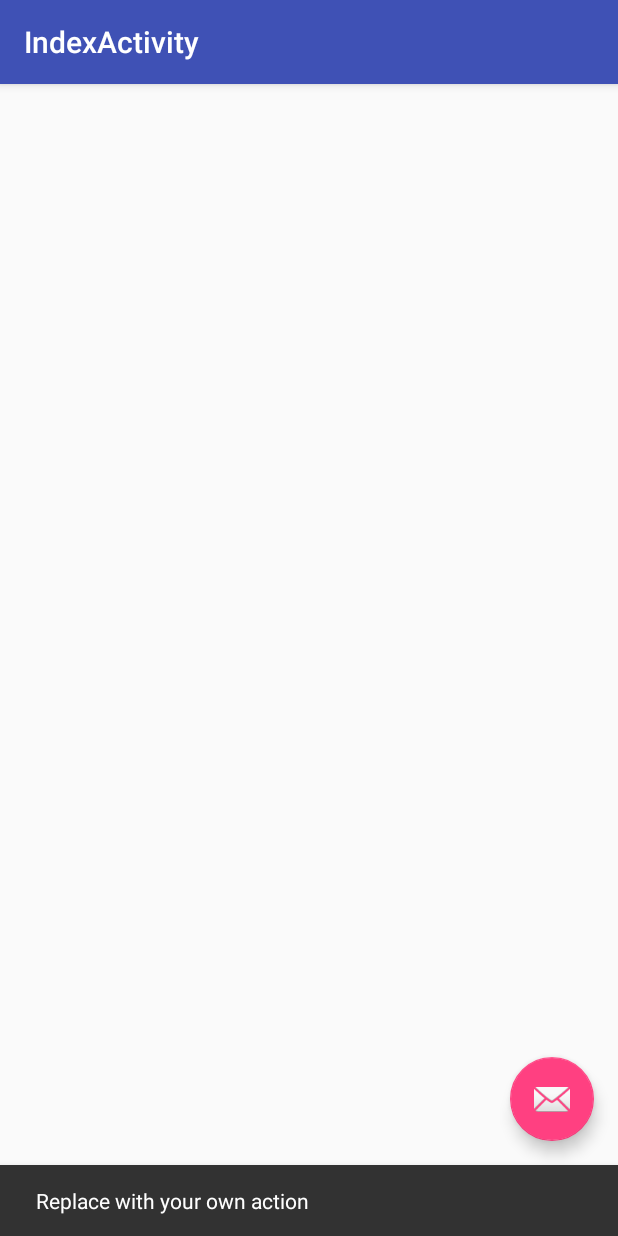
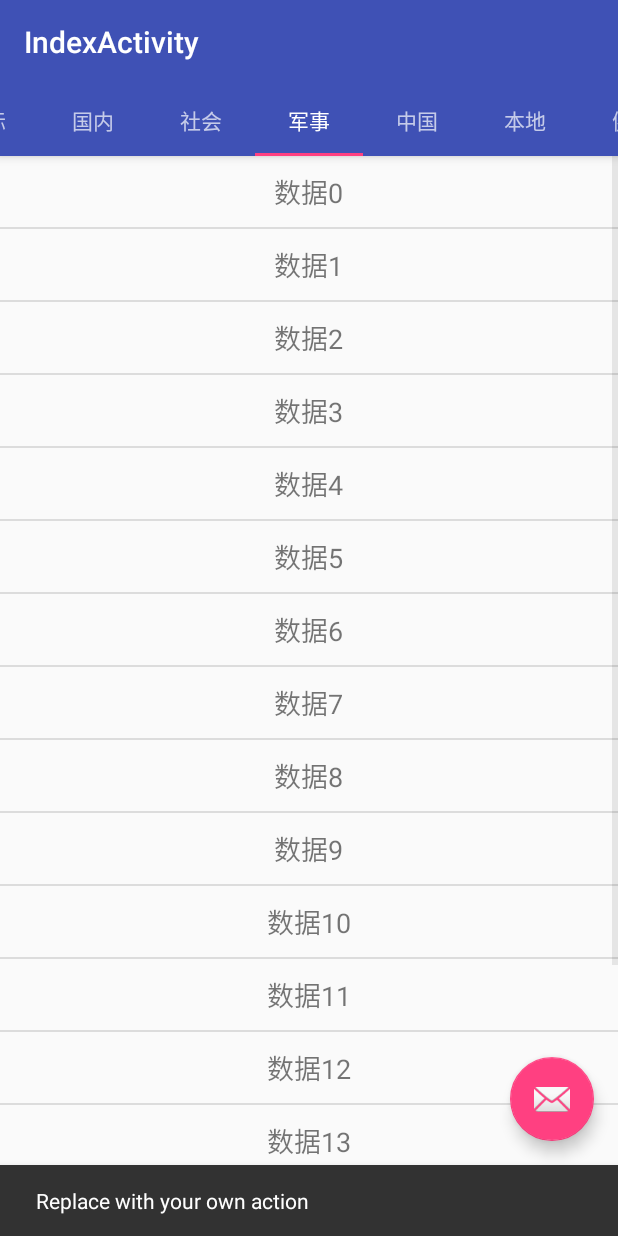
Before and after one commit to Arisono/NewsApp, an Android app: the screen it shows after launch (IndexActivity), after a tap on an icon or button, on a phone screen of 412 x 824 dp. Run offline under Robolectric (Android 15) with nearby library versions, the phone set to English and light mode, and no system bars; our stand-ins replace ButterKnife; libraries missing offline, so code that uses them is left out: com.orhanobut.logger; 1 statement that could not run was skipped.

Commit message:
新闻接口---toolbar

```diff
--- a/app/build.gradle
+++ b/app/build.gradle
@@ -25,5 +25,6 @@ dependencies {
     testCompile 'junit:junit:4.12'
     compile 'com.android.support:appcompat-v7:23.1.1'
     compile 'com.android.support:design:23.1.1'
+    compile 'com.jakewharton:butterknife:7.0.1'
     compile 'com.orhanobut:logger:1.8'
 }
--- /dev/null
+++ b/app/src/main/java/com/news/adapter/NewsFragmentAdapter.java
@@ -0,0 +1,42 @@
+package com.news.adapter;
+
+import android.support.v4.app.Fragment;
+import android.support.v4.app.FragmentManager;
+import android.support.v4.app.FragmentStatePagerAdapter;
+
+import java.util.ArrayList;
+import java.util.List;
+
+/**
+ * Created by Administrator on 2016/1/4
+ * 新闻适配器.
+ */
+public class NewsFragmentAdapter extends  FragmentStatePagerAdapter{
+
+    private final List<Fragment> mFragments = new ArrayList<>();
+    private final List<String> mFragmentTitles = new ArrayList<>();
+
+    public NewsFragmentAdapter(FragmentManager fm) {
+        super(fm);
+    }
+
+    public void addFragment(Fragment fragment, String title) {
+        mFragments.add(fragment);
+        mFragmentTitles.add(title);
+    }
+
+    @Override
+    public Fragment getItem(int position) {
+        return mFragments.get(position);
+    }
+
+    @Override
+    public int getCount() {
+        return mFragments.size();
+    }
+
+    @Override
+    public CharSequence getPageTitle(int position) {
+        return mFragmentTitles.get(position);
+    }
+}
--- /dev/null
+++ b/app/src/main/java/com/news/fragment/NewsFragment.java
@@ -0,0 +1,153 @@
+package com.news.fragment;
+
+import android.animation.ObjectAnimator;
+import android.content.Context;
+import android.os.Bundle;
+import android.support.annotation.Nullable;
+import android.support.v4.app.Fragment;
+import android.support.v7.widget.Toolbar;
+import android.view.LayoutInflater;
+import android.view.MotionEvent;
+import android.view.View;
+import android.view.ViewGroup;
+import android.view.animation.AnimationUtils;
+import android.widget.BaseAdapter;
+import android.widget.ListView;
+import android.widget.TextView;
+
+import com.news.util.R;
+
+import java.util.ArrayList;
+import java.util.List;
+
+import butterknife.Bind;
+import butterknife.ButterKnife;
+
+/**
+ * Created by Administrator on 2016/1/4.
+ * 新闻列表
+ */
+public class NewsFragment extends Fragment{
+
+    @Bind(R.id.mlist)
+    public ListView mlist;
+
+    private NewsListAdapter adapter;
+    Toolbar mMainToolbar;
+    private float mStartY = 0, mLastY = 0, mLastDeltaY;
+
+    @Nullable
+    @Override
+    public View onCreateView(LayoutInflater inflater, ViewGroup container, Bundle savedInstanceState) {
+        View view=inflater.inflate(R.layout.fragment_news,container,false);
+        ButterKnife.bind(this,view);
+
+        initData();
+        mMainToolbar= (Toolbar) getActivity().findViewById(R.id.toolbar);
+        return view;
+    }
+
+   /**
+    * @desc:initdata
+    * @author：Administrator on 2016/1/4 16:02
+    */
+   public void initData(){
+       List<String> data=new ArrayList<>();
+       for (int i=0;i<=22;i++){
+          data.add("数据"+i);
+       }
+       adapter=new NewsListAdapter(getActivity(),data);
+       mlist.setAdapter(adapter);
+
+
+
+       mlist.setOnTouchListener(new View.OnTouchListener() {
+           @Override
+           public boolean onTouch(View v, MotionEvent event) {
+               final float y = event.getY();
+               float translationY = mMainToolbar.getTranslationY();
+               switch (event.getAction()) {
+                   case MotionEvent.ACTION_DOWN:
+//						Log.v(TAG, "Down");
+                       mStartY = y;
+                       mLastY = mStartY;
+                       break;
+                   case MotionEvent.ACTION_MOVE:
+                       float mDeltaY = y - mLastY;
+
+                       float newTansY = translationY + mDeltaY;
+                       if (newTansY <= 0 && newTansY >= -mMainToolbar.getHeight()) {
+                           mMainToolbar.setTranslationY(newTansY);
+                       }
+                       mLastY = y;
+                       mLastDeltaY = mDeltaY;
+//						Log.v(TAG, "Move");
+                       break;
+                   case MotionEvent.ACTION_UP:
+                       ObjectAnimator animator = null;
+                      // Log.d(TAG, "mLastDeltaY=" + mLastDeltaY);
+                       if (mLastDeltaY < 0 && mlist.getFirstVisiblePosition() > 1) {
+                         //  Log.v(TAG, "listView.first=" + mlist.getFirstVisiblePosition());
+                           animator = ObjectAnimator.ofFloat(mMainToolbar, "translationY", mMainToolbar.getTranslationY(), -mMainToolbar.getHeight());
+                       } else {
+                           animator = ObjectAnimator.ofFloat(mMainToolbar, "translationY", mMainToolbar.getTranslationY(), 0);
+                       }
+                       animator.setDuration(100);
+                       animator.start();
+                       animator.setInterpolator(AnimationUtils.loadInterpolator(getActivity(), android.R.interpolator.linear));
+//						Log.v(TAG, "Up");
+                       break;
+               }
+               return false;
+           }
+       });
+   }
+
+    public class NewsListAdapter extends BaseAdapter{
+
+        private LayoutInflater inflater;
+        private List<String> items;
+
+        public NewsListAdapter(Context ct,List<String> data ){
+             this.inflater=LayoutInflater.from(ct);
+             this.items=data;
+        }
+
+        @Override
+        public int getCount() {
+            return items.size();
+        }
+
+        @Override
+        public Object getItem(int position) {
+            return items.get(position);
+        }
+
+        @Override
+        public long getItemId(int position) {
+            return position;
+        }
+
+        @Override
+        public View getView(int position, View convertView, ViewGroup parent) {
+             ViewHodler hodler=null;
+            if(convertView==null){
+                convertView=inflater.inflate(R.layout.adapter_item_news,parent,false);
+                hodler=new ViewHodler();
+                hodler.news_title= (TextView) convertView.findViewById(R.id.tv_news_title);
+                convertView.setTag(hodler);
+            }else{
+                hodler= (ViewHodler) convertView.getTag();
+            }
+
+            hodler.news_title.setText(items.get(position));
+
+            return convertView;
+        }
+
+
+        class ViewHodler{
+             TextView news_title;
+        }
+    }
+}
--- a/app/src/main/java/com/news/ui/activty/IndexActivity.java
+++ b/app/src/main/java/com/news/ui/activty/IndexActivity.java
@@ -4,6 +4,8 @@ import android.os.Bundle;
 import android.provider.Settings;
 import android.support.design.widget.FloatingActionButton;
 import android.support.design.widget.Snackbar;
+import android.support.design.widget.TabLayout;
+import android.support.v4.view.ViewPager;
 import android.support.v7.app.AppCompatActivity;
 import android.support.v7.widget.Toolbar;
 import android.text.Html;
@@ -12,7 +14,9 @@ import android.util.Log;
 import android.view.View;
 import android.widget.TextView;
 
+import com.news.adapter.NewsFragmentAdapter;
 import com.news.app.Constants;
+import com.news.fragment.NewsFragment;
 import com.news.util.HttpClientUtil;
 import com.news.util.HttpDataCallBack;
 import com.news.util.NetUtils;
@@ -25,25 +29,31 @@ import java.util.Date;
 import java.util.HashMap;
 import java.util.Map;
 
+import butterknife.Bind;
+import butterknife.ButterKnife;
+
 public class IndexActivity extends AppCompatActivity {
+    private String TAG="IndexActivity";
 
-    private String TAG="IndexActivity";
-    private TextView tv_result;
+    @Bind(R.id.tabs)
+    public TabLayout tabLayout;
+    @Bind(R.id.viewpager)
+    public ViewPager viewPager;
+    @Bind(R.id.toolbar)
+    public Toolbar toolbar;
+    @Bind(R.id.fab)
+    public FloatingActionButton fab;
 
-    private String html_text="<div style=\"text-align: center;\"><b style=\"font-family: 'Microsoft YaHei', u5FAEu8F6Fu96C5u9ED1, Arial, SimSun, u5B8Bu4F53; font-size: 16px; line-height: 32px;\">习近平会见美国总统奥巴马</b></div><p style=\"margin: 15px 0px; padding: 0px; font-size: 16px; line-height: 2em; font-family: 'Microsoft YaHei', u5FAEu8F6Fu96C5u9ED1, Arial, SimSun, u5B8Bu4F53;\">       新华社巴黎11月30日电（记者 应强、霍小光、王丰丰）国家主席习近平30日在巴黎会见美国总统奥巴马，就中美关系发展及共同关心的国际和地区问题深入交换意见。双方同意继续推进中美关系向前发展，加强应对气候变化领域合作，共同维护世界和平稳定，推动世界经济稳定增长。</p><p style=\"margin: 15px 0px; padding: 0px; font-size: 16px; line-height: 2em; font-family: 'Microsoft YaHei', u5FAEu8F6Fu96C5u9ED1, Arial, SimSun, u5B8Bu4F53;\">　　习近平指出，今年9月，我对美国进行了成功的国事访问，推动中美关系取得新进展，双方在经贸、两军、人文等领域以及重大国际地区问题上保持了有效协调和合作。</p><p style=\"margin: 15px 0px; padding: 0px; font-size: 16px; line-height: 2em; font-family: 'Microsoft YaHei', u5FAEu8F6Fu96C5u9ED1, Arial, SimSun, u5B8Bu4F53;\">　　习近平强调，当前形势下，中美两国要牢牢把握构建新型大国关系正确方向，坚持不冲突不对抗、相互尊重、合作共赢原则，从双边、地区、全球各个层面推进两国务实交流合作，同时以建设性方式管控分歧和敏感问题，确保两国关系持续健康稳定发展，维护和促进亚太地区乃至世界和平、稳定、繁荣。双方要保持高层和各级别交往，规划好两国机制性对话磋商并确保取得更多积极和务实成果。在当前世界经济复苏乏力情况下，各国应该重视稳增长，反对贸易保护主义，维护开放、透明、包容的多边贸易体制。双方要加强宏观经济政策和国际金融框架内的协调和合作，争取早日完成双边投资协定谈判，为两国企业到对方国家投资提供公平竞争环境。当前，国际形势复杂多变，面临一系列紧迫问题和挑战，中美应该加强战略沟通和协调，为推动重大国际和地区问题妥善解决作出更大贡献。</p>";
+//    private TextView tv_result;
+//    private String html_text="<div style=\"text-align: center;\"><b style=\"font-family: 'Microsoft YaHei', u5FAEu8F6Fu96C5u9ED1, Arial, SimSun, u5B8Bu4F53; font-size: 16px; line-height: 32px;\">习近平会见美国总统奥巴马</b></div><p style=\"margin: 15px 0px; padding: 0px; font-size: 16px; line-height: 2em; font-family: 'Microsoft YaHei', u5FAEu8F6Fu96C5u9ED1, Arial, SimSun, u5B8Bu4F53;\">       新华社巴黎11月30日电（记者 应强、霍小光、王丰丰）国家主席习近平30日在巴黎会见美国总统奥巴马，就中美关系发展及共同关心的国际和地区问题深入交换意见。双方同意继续推进中美关系向前发展，加强应对气候变化领域合作，共同维护世界和平稳定，推动世界经济稳定增长。</p><p style=\"margin: 15px 0px; padding: 0px; font-size: 16px; line-height: 2em; font-family: 'Microsoft YaHei', u5FAEu8F6Fu96C5u9ED1, Arial, SimSun, u5B8Bu4F53;\">　　习近平指出，今年9月，我对美国进行了成功的国事访问，推动中美关系取得新进展，双方在经贸、两军、人文等领域以及重大国际地区问题上保持了有效协调和合作。</p><p style=\"margin: 15px 0px; padding: 0px; font-size: 16px; line-height: 2em; font-family: 'Microsoft YaHei', u5FAEu8F6Fu96C5u9ED1, Arial, SimSun, u5B8Bu4F53;\">　　习近平强调，当前形势下，中美两国要牢牢把握构建新型大国关系正确方向，坚持不冲突不对抗、相互尊重、合作共赢原则，从双边、地区、全球各个层面推进两国务实交流合作，同时以建设性方式管控分歧和敏感问题，确保两国关系持续健康稳定发展，维护和促进亚太地区乃至世界和平、稳定、繁荣。双方要保持高层和各级别交往，规划好两国机制性对话磋商并确保取得更多积极和务实成果。在当前世界经济复苏乏力情况下，各国应该重视稳增长，反对贸易保护主义，维护开放、透明、包容的多边贸易体制。双方要加强宏观经济政策和国际金融框架内的协调和合作，争取早日完成双边投资协定谈判，为两国企业到对方国家投资提供公平竞争环境。当前，国际形势复杂多变，面临一系列紧迫问题和挑战，中美应该加强战略沟通和协调，为推动重大国际和地区问题妥善解决作出更大贡献。</p>";
 
     @Override
     protected void onCreate(Bundle savedInstanceState) {
         super.onCreate(savedInstanceState);
         setContentView(R.layout.activity_index);
-        Toolbar toolbar = (Toolbar) findViewById(R.id.toolbar);
+        ButterKnife.bind(this);
+
         setSupportActionBar(toolbar);
-
-
-        tv_result= (TextView) findViewById(R.id.tv_result);
-
-
-        FloatingActionButton fab = (FloatingActionButton) findViewById(R.id.fab);
         fab.setOnClickListener(new View.OnClickListener() {
             @Override
             public void onClick(View view) {
@@ -51,8 +61,6 @@ public class IndexActivity extends AppCompatActivity {
                         .setAction("Action", null).show();
             }
         });
-
-
 
         initData();
     }
@@ -69,24 +77,30 @@ public class IndexActivity extends AppCompatActivity {
         param.put("showapi_appid", "12041");
         param.put("showapi_sign", "67f7892db890407f95cdf39f870b1234");
         param.put("showapi_timestamp", datetime);
-
-       // httpResquest(url, param);
         url=Constants.API_NEWS_CHANNEL;
-        httpResquest(url,param);
+        httpResquest(url, param);
 
 
+        setupViewPager(viewPager);
 
-        /**
-         * @desc:简单的HttpClient封装
-         * @author:Administrator on 2015/12/22 11:29
-         */
-       /* new Thread(new Runnable() {
-              @Override
-              public void run() {
-                  httpTask(url, param);
-              }
-          }).start();*/
+    }
 
+    private void setupViewPager(ViewPager viewPager) {
+        NewsFragmentAdapter adapter = new NewsFragmentAdapter(getSupportFragmentManager());
+        adapter.addFragment(new NewsFragment(), "国际");
+        adapter.addFragment(new NewsFragment(), "国内");
+        adapter.addFragment(new NewsFragment(), "社会");
+        adapter.addFragment(new NewsFragment(), "军事");
+        adapter.addFragment(new NewsFragment(), "中国");
+        adapter.addFragment(new NewsFragment(), "本地");
+        adapter.addFragment(new NewsFragment(), "健康");
+        adapter.addFragment(new NewsFragment(), "本地");
+        adapter.addFragment(new NewsFragment(), "健康");
+        adapter.addFragment(new NewsFragment(), "本地");
+        adapter.addFragment(new NewsFragment(), "健康");
+
+        viewPager.setAdapter(adapter);
+        tabLayout.setupWithViewPager(viewPager);
     }
 
     private void httpResquest(String url, Map<String, Object> param) {
@@ -101,8 +115,8 @@ public class IndexActivity extends AppCompatActivity {
                 Log.i(TAG, "json:" + paramObject.toString());
                // tv_result.setText(paramObject.toString());
 
-                tv_result.setText(Html.fromHtml(html_text));
-                tv_result.setMovementMethod(LinkMovementMethod.getInstance());//点击的时候产生超链接
+//                tv_result.setText(Html.fromHtml(html_text));
+//                tv_result.setMovementMethod(LinkMovementMethod.getInstance());//点击的时候产生超链接
             }
 
             @Override
--- a/app/src/main/res/layout/activity_index.xml
+++ b/app/src/main/res/layout/activity_index.xml
@@ -7,23 +7,32 @@
     android:layout_height="match_parent"
     android:fitsSystemWindows="true"
     tools:context="com.news.ui.activty.IndexActivity">
-
     <android.support.design.widget.AppBarLayout
         android:layout_height="wrap_content"
         android:layout_width="match_parent"
         android:theme="@style/AppTheme.AppBarOverlay">
-
         <android.support.v7.widget.Toolbar
             android:id="@+id/toolbar"
             android:layout_width="match_parent"
             android:layout_height="?attr/actionBarSize"
             android:background="?attr/colorPrimary"
-            app:popupTheme="@style/AppTheme.PopupOverlay" />
-
+            app:popupTheme="@style/AppTheme.PopupOverlay"
+            app:layout_scrollFlags="scroll|enterAlways|snap" />
+        <android.support.design.widget.TabLayout
+            android:id="@+id/tabs"
+            android:layout_height="wrap_content"
+            android:layout_width="fill_parent"
+            app:tabMode="scrollable"
+            >
+        </android.support.design.widget.TabLayout>
     </android.support.design.widget.AppBarLayout>
-
     <include layout="@layout/content_index" />
-
+    <android.support.v4.view.ViewPager
+        android:id="@+id/viewpager"
+        android:layout_width="fill_parent"
+        android:layout_height="fill_parent"
+        app:layout_behavior="@string/appbar_scrolling_view_behavior">
+    </android.support.v4.view.ViewPager>
     <android.support.design.widget.FloatingActionButton
         android:id="@+id/fab"
         android:layout_width="wrap_content"
@@ -31,5 +40,4 @@
         android:layout_gravity="bottom|end"
         android:layout_margin="@dimen/fab_margin"
         android:src="@android:drawable/ic_dialog_email" />
-
 </android.support.design.widget.CoordinatorLayout>
--- /dev/null
+++ b/app/src/main/res/layout/adapter_item_news.xml
@@ -0,0 +1,17 @@
+<?xml version="1.0" encoding="utf-8"?>
+<LinearLayout xmlns:android="http://schemas.android.com/apk/res/android"
+    android:orientation="vertical"
+    android:layout_width="match_parent"
+    android:layout_height="match_parent">
+
+    <TextView
+        android:layout_width="wrap_content"
+        android:layout_height="wrap_content"
+        android:textAppearance="?android:attr/textAppearanceSmall"
+        android:text="Small Text"
+        android:id="@+id/tv_news_title"
+        android:layout_gravity="center_horizontal"
+        android:layout_marginTop="10dp"
+        android:layout_marginBottom="10dp"
+        android:textSize="18sp" />
+</LinearLayout>
--- a/app/src/main/res/layout/content_index.xml
+++ b/app/src/main/res/layout/content_index.xml
@@ -11,7 +11,9 @@
     app:layout_behavior="@string/appbar_scrolling_view_behavior"
     tools:showIn="@layout/activity_index"
     tools:context="com.news.ui.activty.IndexActivity">
-    <ScrollView
+
+
+ <!--   <ScrollView
         android:layout_width="fill_parent"
         android:layout_height="fill_parent"
         android:scrollbars="none"
@@ -20,6 +22,6 @@
             android:id="@+id/tv_result"
             android:layout_width="wrap_content"
             android:layout_height="wrap_content" />
-    </ScrollView>
+    </ScrollView>-->
 
 </RelativeLayout>
--- /dev/null
+++ b/app/src/main/res/layout/fragment_news.xml
@@ -0,0 +1,9 @@
+<RelativeLayout
+    xmlns:android="http://schemas.android.com/apk/res/android"
+    android:layout_width="match_parent"
+    android:layout_height="match_parent">
+    <ListView
+        android:id="@+id/mlist"
+        android:layout_width="match_parent"
+        android:layout_height="match_parent" />
+</RelativeLayout>
```
Also changed, not shown: 1 other file.
